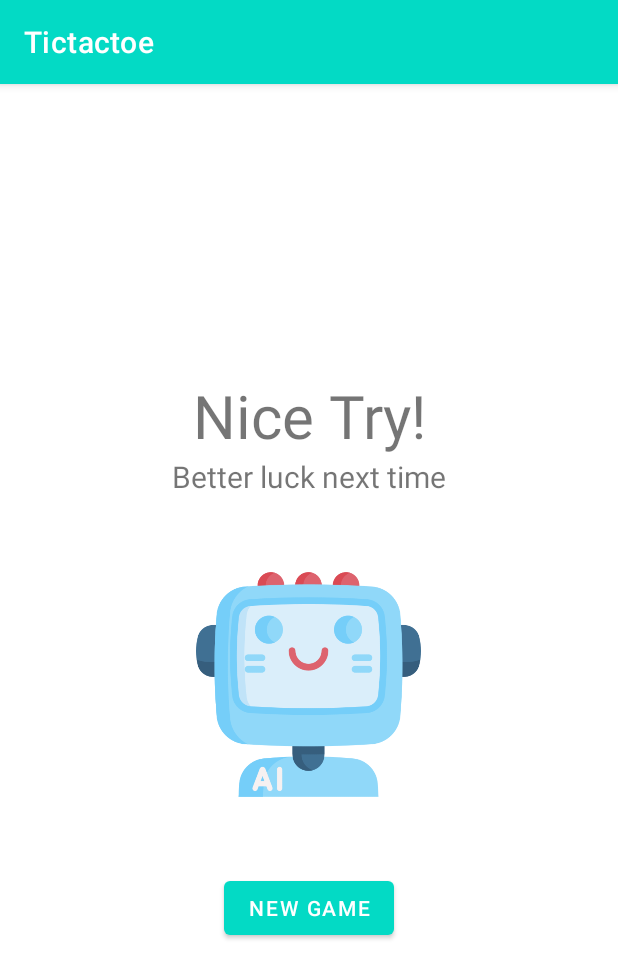
After one commit to boogeymanCoder/Tictactoe, an Android app: the YouLoseActivity screen opened directly, with no data from a screen before it, on a phone screen of 412 x 824 dp. The commit adds this screen. Shown: the top 978 px of the screen. Run offline under Robolectric (Android 15) with nearby library versions, the phone set to English and light mode, and no system bars.

Commit message:
added nice try page

```diff
--- a/app/src/main/AndroidManifest.xml
+++ b/app/src/main/AndroidManifest.xml
@@ -9,6 +9,9 @@
         android:roundIcon="@mipmap/ic_launcher_round"
         android:supportsRtl="true"
         android:theme="@style/Theme.Tictactoe">
+        <activity
+            android:name=".YouLoseActivity"
+            android:exported="false" />
         <activity
             android:name=".AiGridActivity"
             android:exported="false" />
--- /dev/null
+++ b/app/src/main/java/adet/finalsproject/t174/tictactoe/YouLoseActivity.java
@@ -0,0 +1,14 @@
+package adet.finalsproject.t174.tictactoe;
+
+import androidx.appcompat.app.AppCompatActivity;
+
+import android.os.Bundle;
+
+public class YouLoseActivity extends AppCompatActivity {
+
+    @Override
+    protected void onCreate(Bundle savedInstanceState) {
+        super.onCreate(savedInstanceState);
+        setContentView(R.layout.activity_you_lose);
+    }
+}
--- a/app/src/main/res/layout/activity_ai_grid.xml
+++ b/app/src/main/res/layout/activity_ai_grid.xml
@@ -27,7 +27,6 @@
             android:layout_height="wrap_content"
             android:layout_marginBottom="20sp"
             android:gravity="center"
-            android:text="@string/turn_for_player_o"
             android:textAlignment="center"
             android:textSize="20sp" />
 
--- a/app/src/main/res/layout/activity_grid.xml
+++ b/app/src/main/res/layout/activity_grid.xml
@@ -20,7 +20,6 @@
             android:layout_height="wrap_content"
             android:layout_marginBottom="20sp"
             android:gravity="center"
-            android:text="@string/turn_for_player_o"
             android:textAlignment="center"
             android:textSize="20sp" />
 
--- /dev/null
+++ b/app/src/main/res/layout/activity_you_lose.xml
@@ -0,0 +1,43 @@
+<?xml version="1.0" encoding="utf-8"?>
+<LinearLayout xmlns:android="http://schemas.android.com/apk/res/android"
+    xmlns:app="http://schemas.android.com/apk/res-auto"
+    xmlns:tools="http://schemas.android.com/tools"
+    android:layout_width="match_parent"
+    android:layout_height="match_parent"
+    android:gravity="center"
+    android:orientation="vertical"
+    tools:context=".YouLoseActivity">
+
+    <TextView
+        android:id="@+id/textView6"
+        android:layout_width="match_parent"
+        android:layout_height="wrap_content"
+        android:text="@string/nice_try"
+        android:textAlignment="center"
+        android:textSize="40sp" />
+
+    <TextView
+        android:id="@+id/textView16"
+        android:layout_width="match_parent"
+        android:layout_height="wrap_content"
+        android:text="@string/better_luck_next_time"
+        android:textAlignment="center"
+        android:textSize="20sp" />
+
+    <ImageView
+        android:id="@+id/imageView4"
+        android:layout_width="150dp"
+        android:layout_height="150dp"
+        android:layout_marginTop="50sp"
+        app:srcCompat="@drawable/ai" />
+
+    <Button
+        android:id="@+id/newGame3"
+        android:layout_width="wrap_content"
+        android:layout_height="wrap_content"
+        android:layout_marginTop="50sp"
+        android:onClick="navigateToMain"
+        android:text="@string/new_game"
+        android:textColor="@color/white"
+        tools:ignore="TextContrastCheck" />
+</LinearLayout>
--- a/app/src/main/res/values/strings.xml
+++ b/app/src/main/res/values/strings.xml
@@ -20,4 +20,7 @@
     <string name="night_node">Night Mode</string>
     <string name="pvp">PVP</string>
     <string name="versus_ai">Versus AI</string>
+    <string name="nice_try">Nice Try!</string>
+    <string name="better_luck_next_time">Better luck next time</string>
+    <string name="you_lose">You Lose!</string>
 </resources>
```
Also changed, not shown: app/src/main/java/adet/finalsproject/t174/tictactoe/AiGridActivity.java (+37 -9 lines), app/src/main/java/adet/finalsproject/t174/tictactoe/GridActivity.java (+13 -2 lines), app/src/main/res/drawable/ai.png (added).
